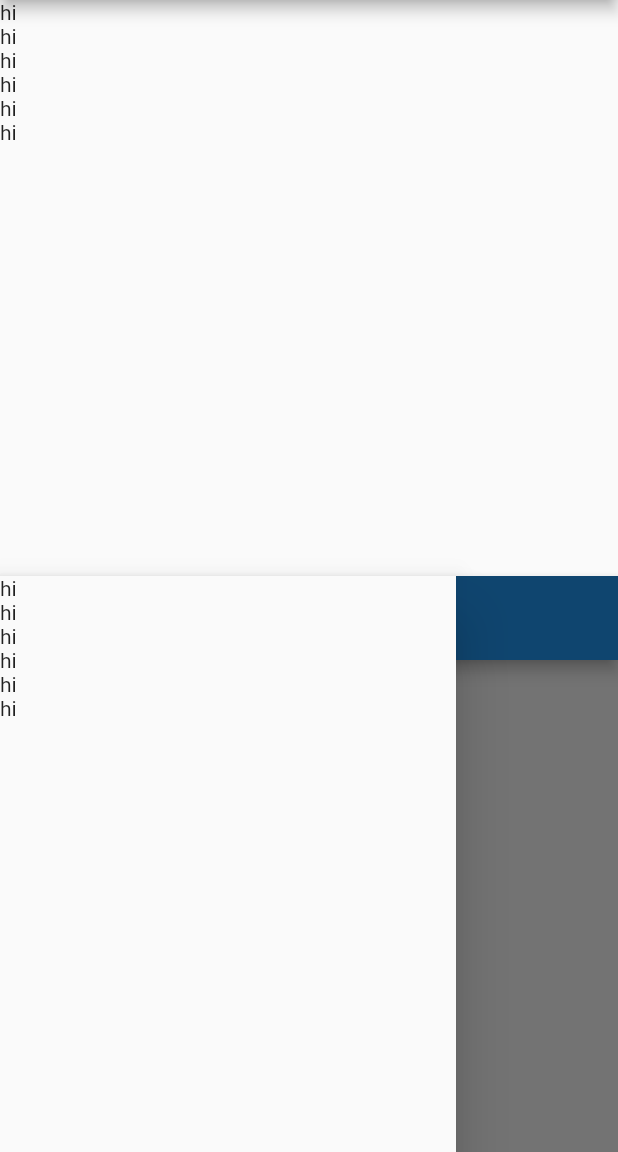
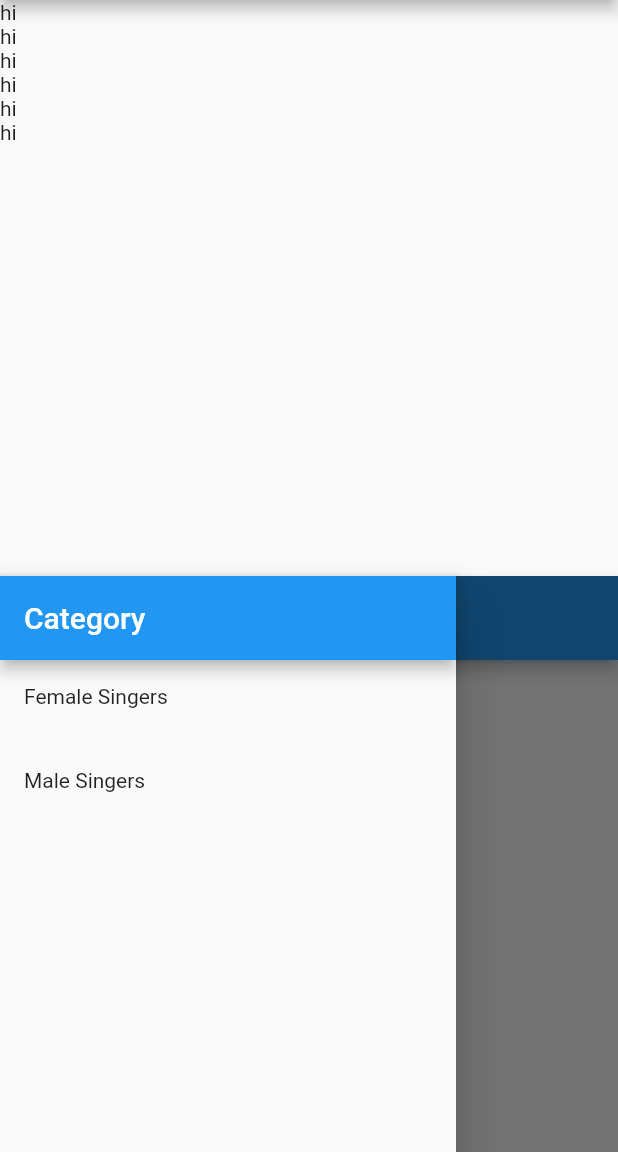
Before and after one commit to angelitasasmita/the_singing_bird, a Flutter app: the screen it shows after launch, with the side drawer open, on a phone screen of 412 x 824 dp, the part 84-1236 px from its top. Run offline on Flutter 3.47's test engine with Material 2 defaults, Android fonts, the phone set to English and light mode, and no system bars.

Commit message:
[Angie] figure out how to update drawer with state

```diff
--- a/lib/song_selector_screen.dart
+++ b/lib/song_selector_screen.dart
@@ -6,17 +6,62 @@ class SongSelectorScreen extends StatefulWidget {
 }
 
 class SongSelectorScreenState extends State<SongSelectorScreen> {
+  Widget _showScreen;
+
+  @override
+  void initState(){
+    super.initState();
+    _showScreen = _buildCategoryList();
+  }
+
   @override
   Widget build(BuildContext context) {
-    return ListView(
-      children: <Widget>[
-        Text('hi'),
-        Text('hi'),
-        Text('hi'),
-        Text('hi'),
-        Text('hi'),
-        Text('hi'),
-      ],
+    String _currentScreen = "category";
+
+    return _showScreen;
+  }
+
+
+
+
+  Widget _buildSingerList(String title) {
+    return Scaffold(
+        appBar: AppBar(
+          title: Text(title),
+        ),
+        body: ListView(children: <Widget>[
+          ListTile(
+            leading: Text(
+              'Female Singers',
+//              style: Theme.of(context).textTheme.subhead,
+            ),
+          ),
+        ]));
+  }
+
+  Widget _buildCategoryList(){
+     return Scaffold(
+      appBar: AppBar(
+        title: Text("Category"),
+      ),
+      body: ListView(
+        children: <Widget>[
+          ListTile(
+            leading: Text(
+              'Female Singers',
+//              style: Theme.of(context).textTheme.subhead,
+            ),
+            onTap: () {
+              setState(() {
+                _showScreen = _buildSingerList("h");
+              });
+            },
+          ),
+          ListTile(
+            leading: Text('Male Singers'),
+          )
+        ],
+      ),
     );
   }
 }
```
